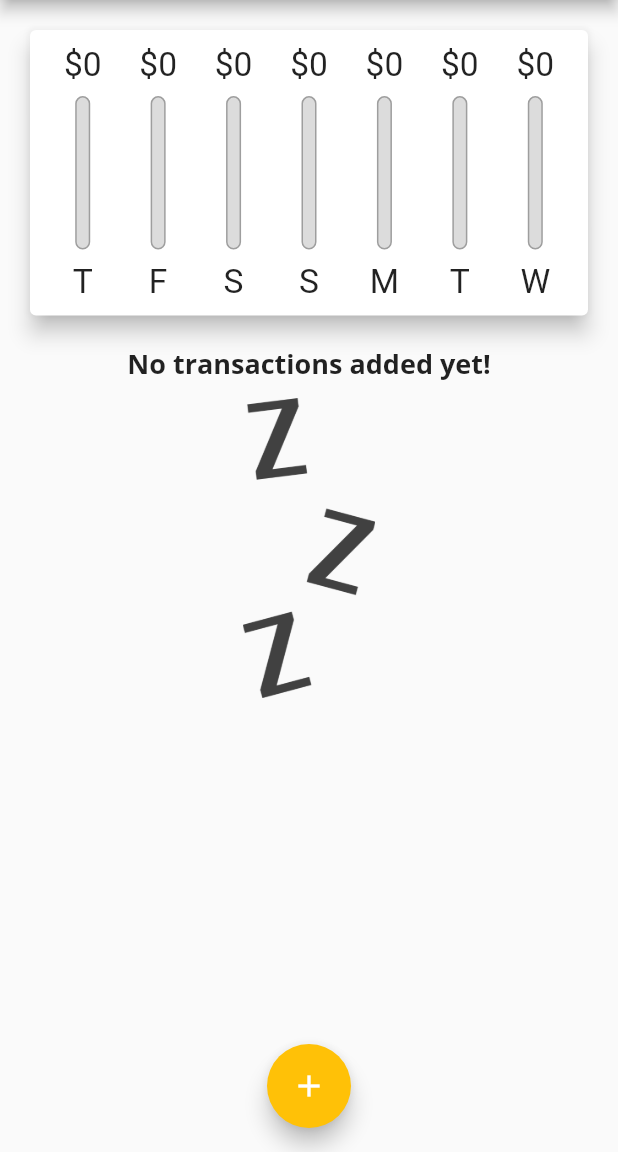
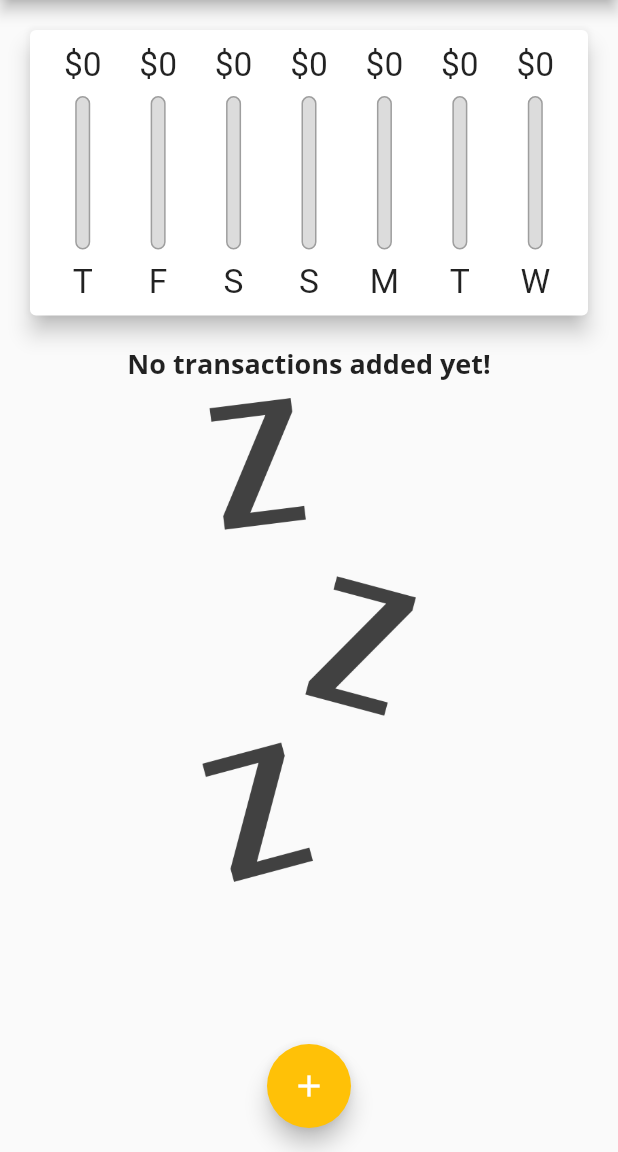
Before and after one commit to suad-mo/personal_expenses, a Flutter app: the screen it shows after launch, on a phone screen of 412 x 824 dp, the part 84-1236 px from its top. Run offline on Flutter 3.47's test engine with Material 2 defaults, Android fonts, the phone set to English and light mode, and no system bars.

```diff
--- a/lib/main.dart
+++ b/lib/main.dart
@@ -1,4 +1,5 @@
 import 'package:flutter/material.dart';
+import 'package:flutter/services.dart';
 
 import '../widgets/chart.dart';
 import '../widgets/new_transaction.dart';
@@ -6,6 +7,11 @@ import '../widgets/transaction_list.dart';
 import '../models/transaction.dart';
 
 void main() {
+  // WidgetsFlutterBinding.ensureInitialized();
+  // SystemChrome.setPreferredOrientations([
+  //   DeviceOrientation.portraitUp,
+  //   DeviceOrientation.portraitDown,
+  // ]);
   runApp(const MyApp());
 }
 
@@ -67,6 +73,8 @@ class _MyHomePageState extends State<MyHomePage> {
     // )
   ];
 
+  bool _showChart = false;
+
   List<Transanction> get _recentTransactions {
     return _userTransactions.where((tx) {
       return tx.date.isAfter(
@@ -116,6 +124,8 @@ class _MyHomePageState extends State<MyHomePage> {
 
   @override
   Widget build(BuildContext context) {
+    final isLanscape =
+        MediaQuery.of(context).orientation == Orientation.landscape;
     final appBar = AppBar(
       title: const Text(
         'Personal Expenses',
@@ -128,10 +138,13 @@ class _MyHomePageState extends State<MyHomePage> {
         ),
       ],
     );
-    print(MediaQuery.of(context).padding.top);
-    print(MediaQuery.of(context).size.height);
-    print(appBar.preferredSize.height);
-
+    final txListWidget = Container(
+      height: (MediaQuery.of(context).size.height -
+              appBar.preferredSize.height -
+              MediaQuery.of(context).padding.top) *
+          0.7,
+      child: TransactionList(_userTransactions, _deleteTransactions),
+    );
     return Scaffold(
       appBar: appBar,
       body: SingleChildScrollView(
@@ -139,18 +152,38 @@ class _MyHomePageState extends State<MyHomePage> {
           //mainAxisAlignment: MainAxisAlignment.spaceAround,
           crossAxisAlignment: CrossAxisAlignment.stretch,
           children: <Widget>[
+            if (isLanscape)
+              Row(
+                mainAxisAlignment: MainAxisAlignment.center,
+                children: [
+                  const Text('Show Chart'),
+                  Switch(
+                    value: _showChart,
+                    onChanged: (val) {
+                      setState(() {
+                        _showChart = val;
+                      });
+                    },
+                  ),
+                ],
+              ),
+            if (!isLanscape)
               Container(
                   height: (MediaQuery.of(context).size.height -
                           appBar.preferredSize.height -
                           MediaQuery.of(context).padding.top) *
                       0.3,
                   child: Chart(_recentTransactions)),
-            Container(
+            if (!isLanscape) txListWidget,
+            if (isLanscape)
+              _showChart
+                  ? Container(
                       height: (MediaQuery.of(context).size.height -
                               appBar.preferredSize.height -
                               MediaQuery.of(context).padding.top) *
                           0.7,
-                child: TransactionList(_userTransactions, _deleteTransactions)),
+                      child: Chart(_recentTransactions))
+                  : txListWidget,
           ],
         ),
       ),
--- a/lib/widgets/transaction_list.dart
+++ b/lib/widgets/transaction_list.dart
@@ -14,7 +14,8 @@ class TransactionList extends StatelessWidget {
   @override
   Widget build(BuildContext context) {
     return transactions.isEmpty
-        ? Column(
+        ? LayoutBuilder(builder: ((ctx, constraints) {
+            return Column(
               children: <Widget>[
                 Text(
                   'No transactions added yet!',
@@ -25,14 +26,15 @@ class TransactionList extends StatelessWidget {
                 ),
                 SizedBox(
                   //Replace Container()
-                height: 200,
+                  height: constraints.maxHeight * 0.6,
                   child: Image.asset(
                     'assets/images/waiting.png',
                     fit: BoxFit.cover,
                   ),
                 ),
               ],
-          )
+            );
+          }))
         : ListView.builder(
             itemBuilder: (ctx, index) {
               return Card(
```
Lines whose indentation alone changed are shown as unchanged.
